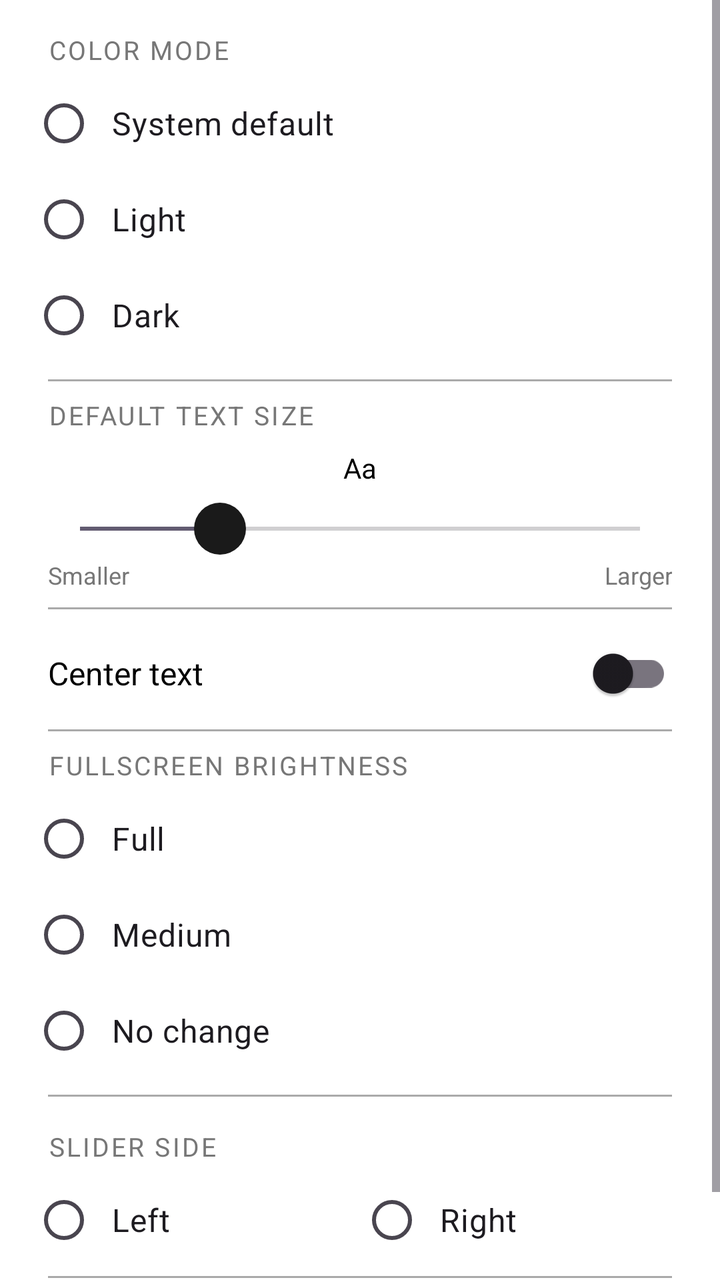
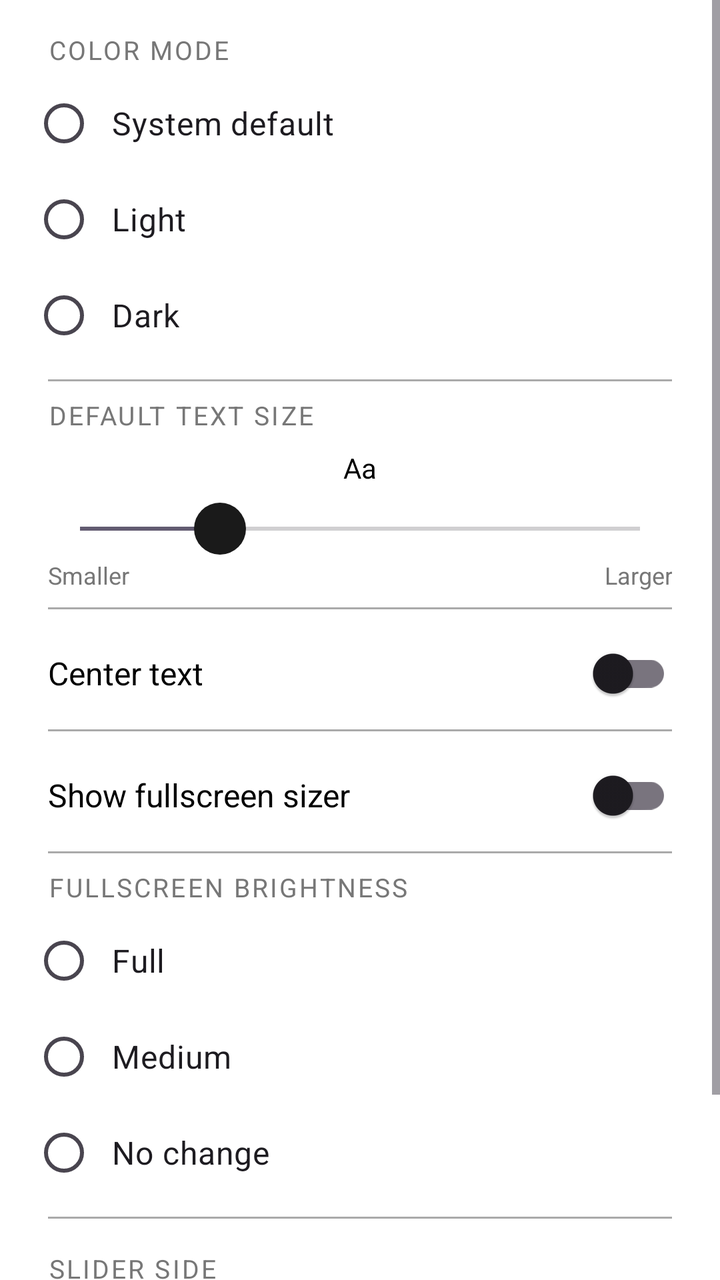

Compare the two renders of this Android layout. The source of the first and the diff that turns it into the second are given below.
<!-- AndroidManifest.xml: application theme Theme.EmbiggenIt -->
<!-- res/layout/dialog_settings.xml -->
<?xml version="1.0" encoding="utf-8"?>
<ScrollView
    xmlns:android="http://schemas.android.com/apk/res/android"
    android:layout_width="match_parent"
    android:layout_height="wrap_content">

  <LinearLayout
    android:layout_width="match_parent"
    android:layout_height="wrap_content"
    android:orientation="vertical"
    android:padding="8dp">

    
    <TextView
        android:layout_width="match_parent"
        android:layout_height="wrap_content"
        android:text="@string/settings_color_mode_label"
        android:textSize="13sp"
        android:textAllCaps="true"
        android:letterSpacing="0.08"
        android:textColor="@color/text_hint"
        android:paddingStart="16dp"
        android:paddingEnd="16dp"
        android:paddingTop="8dp"
        android:paddingBottom="4dp" />

    <RadioGroup
        android:id="@+id/colorModeGroup"
        android:layout_width="match_parent"
        android:layout_height="wrap_content"
        android:orientation="vertical"
        android:paddingStart="8dp"
        android:paddingEnd="8dp">

        <RadioButton
            android:id="@+id/radioSystem"
            android:layout_width="match_parent"
            android:layout_height="48dp"
            android:text="@string/settings_mode_system"
            android:textSize="16sp"
            android:paddingStart="8dp" />

        <RadioButton
            android:id="@+id/radioLight"
            android:layout_width="match_parent"
            android:layout_height="48dp"
            android:text="@string/settings_mode_light"
            android:textSize="16sp"
            android:paddingStart="8dp" />

        <RadioButton
            android:id="@+id/radioDark"
            android:layout_width="match_parent"
            android:layout_height="48dp"
            android:text="@string/settings_mode_dark"
            android:textSize="16sp"
            android:paddingStart="8dp" />

    </RadioGroup>

    
    <View
        android:layout_width="match_parent"
        android:layout_height="1dp"
        android:background="@color/divider"
        android:layout_marginTop="8dp"
        android:layout_marginBottom="8dp"
        android:layout_marginStart="16dp"
        android:layout_marginEnd="16dp" />

    
    <TextView
        android:layout_width="match_parent"
        android:layout_height="wrap_content"
        android:text="@string/settings_text_size_label"
        android:textSize="13sp"
        android:textAllCaps="true"
        android:letterSpacing="0.08"
        android:textColor="@color/text_hint"
        android:paddingStart="16dp"
        android:paddingEnd="16dp"
        android:paddingBottom="8dp" />

    
    <TextView
        android:id="@+id/textSizePreview"
        android:layout_width="match_parent"
        android:layout_height="wrap_content"
        android:text="@string/settings_text_size_preview"
        android:textColor="@color/text_primary"
        android:gravity="center"
        android:paddingBottom="8dp" />

    <SeekBar
        android:id="@+id/textSizeSeekBarSettings"
        android:layout_width="match_parent"
        android:layout_height="wrap_content"
        android:layout_marginStart="16dp"
        android:layout_marginEnd="16dp"
        android:max="64"
        android:progress="16"
        android:thumb="@drawable/seekbar_thumb"
        android:splitTrack="false" />

    
    <LinearLayout
        android:layout_width="match_parent"
        android:layout_height="wrap_content"
        android:orientation="horizontal"
        android:paddingStart="16dp"
        android:paddingEnd="16dp"
        android:paddingTop="2dp"
        android:paddingBottom="4dp">

        <TextView
            android:layout_width="0dp"
            android:layout_height="wrap_content"
            android:layout_weight="1"
            android:text="@string/settings_text_size_small"
            android:textSize="12sp"
            android:textColor="@color/text_hint" />

        <TextView
            android:layout_width="0dp"
            android:layout_height="wrap_content"
            android:layout_weight="1"
            android:text="@string/settings_text_size_large"
            android:textSize="12sp"
            android:textColor="@color/text_hint"
            android:gravity="end" />

    </LinearLayout>

    
    <View
        android:layout_width="match_parent"
        android:layout_height="1dp"
        android:background="@color/divider"
        android:layout_marginTop="4dp"
        android:layout_marginBottom="8dp"
        android:layout_marginStart="16dp"
        android:layout_marginEnd="16dp" />

    
    <LinearLayout
        android:layout_width="match_parent"
        android:layout_height="48dp"
        android:orientation="horizontal"
        android:gravity="center_vertical"
        android:paddingStart="16dp"
        android:paddingEnd="16dp">

        <TextView
            android:layout_width="0dp"
            android:layout_height="wrap_content"
            android:layout_weight="1"
            android:text="@string/settings_center_text"
            android:textSize="16sp"
            android:textColor="@color/text_primary" />

        <androidx.appcompat.widget.SwitchCompat
            android:id="@+id/centerTextSwitch"
            android:layout_width="wrap_content"
            android:layout_height="wrap_content" />

    </LinearLayout>
    
    
    <View
        android:layout_width="match_parent"
        android:layout_height="1dp"
        android:background="@color/divider"
        android:layout_marginTop="4dp"
        android:layout_marginBottom="8dp"
        android:layout_marginStart="16dp"
        android:layout_marginEnd="16dp" />

    
    <TextView
        android:layout_width="match_parent"
        android:layout_height="wrap_content"
        android:text="@string/settings_brightness_label"
        android:textSize="13sp"
        android:textAllCaps="true"
        android:letterSpacing="0.08"
        android:textColor="@color/text_hint"
        android:paddingStart="16dp"
        android:paddingEnd="16dp"
        android:paddingBottom="4dp" />

    <RadioGroup
        android:id="@+id/brightnessGroup"
        android:layout_width="match_parent"
        android:layout_height="wrap_content"
        android:orientation="vertical"
        android:paddingStart="8dp"
        android:paddingEnd="8dp">

        <RadioButton
            android:id="@+id/radioBrightnessFull"
            android:layout_width="match_parent"
            android:layout_height="48dp"
            android:text="@string/settings_brightness_full"
            android:textSize="16sp"
            android:paddingStart="8dp" />

        <RadioButton
            android:id="@+id/radioBrightnessMedium"
            android:layout_width="match_parent"
            android:layout_height="48dp"
            android:text="@string/settings_brightness_medium"
            android:textSize="16sp"
            android:paddingStart="8dp" />

        <RadioButton
            android:id="@+id/radioBrightnessNoChange"
            android:layout_width="match_parent"
            android:layout_height="48dp"
            android:text="@string/settings_brightness_no_change"
            android:textSize="16sp"
            android:paddingStart="8dp" />

    </RadioGroup>

    
    <View
        android:layout_width="match_parent"
        android:layout_height="1dp"
        android:background="@color/divider"
        android:layout_marginTop="8dp"
        android:layout_marginBottom="8dp"
        android:layout_marginStart="16dp"
        android:layout_marginEnd="16dp" />

    
    <TextView
        android:layout_width="match_parent"
        android:layout_height="wrap_content"
        android:text="@string/settings_slider_side_label"
        android:textSize="13sp"
        android:textAllCaps="true"
        android:letterSpacing="0.08"
        android:textColor="@color/text_hint"
        android:paddingStart="16dp"
        android:paddingEnd="16dp"
        android:paddingTop="8dp"
        android:paddingBottom="4dp" />

    <RadioGroup
        android:id="@+id/sliderSideGroup"
        android:layout_width="match_parent"
        android:layout_height="wrap_content"
        android:orientation="horizontal"
        android:paddingStart="8dp"
        android:paddingEnd="8dp">

      <RadioButton
          android:id="@+id/radioSliderLeft"
          android:layout_width="0dp"
          android:layout_height="48dp"
          android:layout_weight="1"
          android:text="@string/settings_slider_side_left"
          android:textSize="16sp"
          android:paddingStart="8dp" />

      <RadioButton
          android:id="@+id/radioSliderRight"
          android:layout_width="0dp"
          android:layout_height="48dp"
          android:layout_weight="1"
          android:text="@string/settings_slider_side_right"
          android:textSize="16sp"
          android:paddingStart="8dp" />

    </RadioGroup>
    
    
    <View
        android:layout_width="match_parent"
        android:layout_height="1dp"
        android:background="@color/divider"
        android:layout_marginTop="4dp"
        android:layout_marginBottom="4dp"
        android:layout_marginStart="16dp"
        android:layout_marginEnd="16dp" />

    
    <TextView
        android:id="@+id/versionText"
        android:layout_width="match_parent"
        android:layout_height="wrap_content"
        android:textSize="12sp"
        android:textColor="@color/text_hint"
        android:gravity="center"
        android:paddingTop="8dp"
        android:paddingBottom="12dp" />

  </LinearLayout>
</ScrollView>
<!-- resources referenced by this layout -->
<resources>
  <color name="divider">#AAAAAA</color>
  <color name="text_hint">#777777</color>
  <color name="text_primary">#000000</color>
  <!-- drawable seekbar_thumb (drawable) -->
  <?xml version="1.0" encoding="utf-8"?>
  <shape xmlns:android="http://schemas.android.com/apk/res/android"
      android:shape="oval">
      <solid android:color="?attr/colorPrimary" />
      <size android:width="26dp" android:height="26dp" />
  </shape>
  <string name="settings_brightness_full">Full</string>
  <string name="settings_brightness_label">Fullscreen Brightness</string>
  <string name="settings_brightness_medium">Medium</string>
  <string name="settings_brightness_no_change">No change</string>
  <string name="settings_center_text">Center text</string>
  <string name="settings_color_mode_label">Color Mode</string>
  <string name="settings_mode_dark">Dark</string>
  <string name="settings_mode_light">Light</string>
  <string name="settings_mode_system">System default</string>
  <string name="settings_slider_side_label">Slider Side</string>
  <string name="settings_slider_side_left">Left</string>
  <string name="settings_slider_side_right">Right</string>
  <string name="settings_text_size_label">Default Text Size</string>
  <string name="settings_text_size_large">Larger</string>
  <string name="settings_text_size_preview">Aa</string>
  <string name="settings_text_size_small">Smaller</string>
  <style name="Theme.EmbiggenIt" parent="Theme.Material3.Light.NoActionBar">
          <item name="colorPrimary">@color/colorPrimary</item>
          <item name="colorPrimaryVariant">@color/colorPrimaryVariant</item>
          <item name="colorOnPrimary">@color/colorOnPrimary</item>
          <item name="android:windowBackground">@color/background</item>
          <item name="android:statusBarColor">@color/background</item>
          <item name="android:navigationBarColor">@color/background</item>
          <item name="android:windowLightStatusBar">true</item>
      </style>
  <color name="colorPrimary">#1A1A1A</color>
  <color name="colorPrimaryVariant">#333333</color>
  <color name="colorOnPrimary">#FFFFFF</color>
  <color name="background">#FFFFFF</color>
</resources>

<!-- the commit's change to res/layout/dialog_settings.xml (unified diff, before → after) -->
@@ -176,6 +176,40 @@
         android:layout_marginEnd="16dp" />
 
     
+    <LinearLayout
+        android:layout_width="match_parent"
+        android:layout_height="48dp"
+        android:orientation="horizontal"
+        android:gravity="center_vertical"
+        android:paddingStart="16dp"
+        android:paddingEnd="16dp">
+
+      <TextView
+          android:layout_width="0dp"
+          android:layout_height="wrap_content"
+          android:layout_weight="1"
+          android:text="@string/settings_show_sizer"
+          android:textSize="16sp"
+          android:textColor="@color/text_primary" />
+
+      <androidx.appcompat.widget.SwitchCompat
+          android:id="@+id/showSizerSwitch"
+          android:layout_width="wrap_content"
+          android:layout_height="wrap_content" />
+
+    </LinearLayout>
+
+    
+    <View
+        android:layout_width="match_parent"
+        android:layout_height="1dp"
+        android:background="@color/divider"
+        android:layout_marginTop="4dp"
+        android:layout_marginBottom="8dp"
+        android:layout_marginStart="16dp"
+        android:layout_marginEnd="16dp" />
+    
+    
     <TextView
         android:layout_width="match_parent"
         android:layout_height="wrap_content"
<!-- resource entries referenced after the edit -->
@@ -19,6 +19,7 @@
   <string name="settings_mode_dark">Dark</string>
   <string name="settings_mode_light">Light</string>
   <string name="settings_mode_system">System default</string>
+  <string name="settings_show_sizer">Show fullscreen sizer</string>
   <string name="settings_slider_side_label">Slider Side</string>
   <string name="settings_slider_side_left">Left</string>
   <string name="settings_slider_side_right">Right</string>
